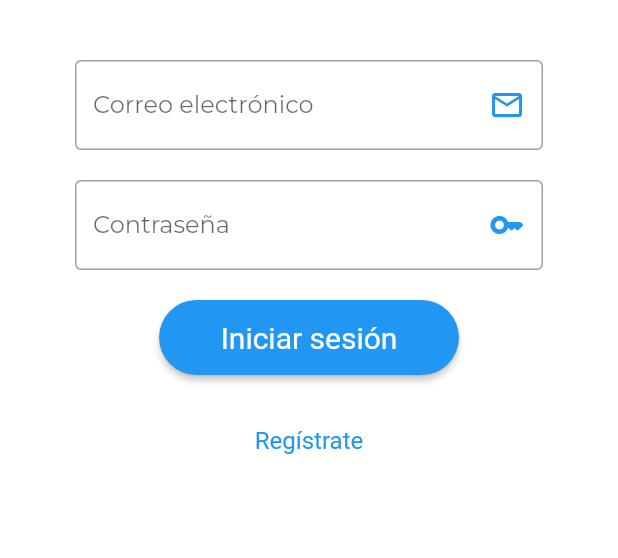
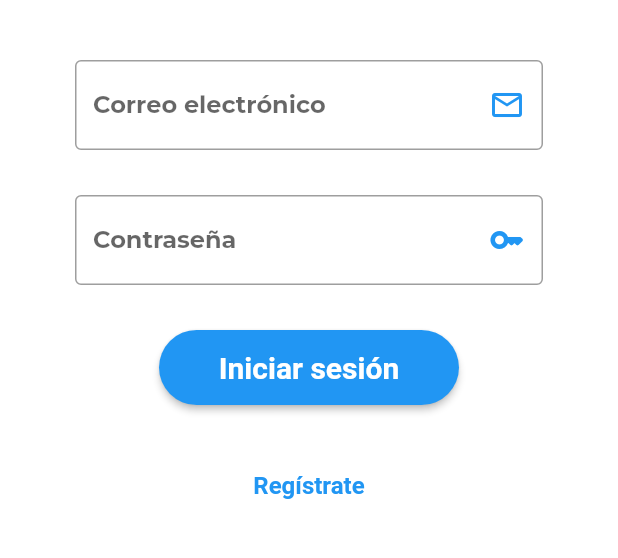
Before and after one commit to MariaFernandaUmbarila/sprint_dos, a Flutter app: the screen it shows after launch, on a phone screen of 412 x 824 dp, the part 435-993 px from its top. Run offline on Flutter 3.47's test engine with Material 2 defaults, Android fonts, the phone set to English and light mode, and no system bars.

Commit message:
Login sin funciones

```diff
--- a/lib/pages/login_page.dart
+++ b/lib/pages/login_page.dart
@@ -31,33 +31,37 @@ class _LoginPageState extends State<LoginPage> {
                 TextFormField(
                   controller: email,
                   keyboardType: TextInputType.emailAddress,
+                  style: const TextStyle(fontWeight: FontWeight.w700),
                   decoration: const InputDecoration(
                       labelText: "Correo electrónico",
                       border: OutlineInputBorder(),
                       suffixIcon: Icon(Icons.email_outlined, color: Colors.blue, size: 24)),
                 ),
-                const SizedBox(height: 20),
+                const SizedBox(height: 30),
                 TextFormField(
                   controller: password,
                   keyboardType: TextInputType.number,
                   obscureText: true,
+                  style: const TextStyle(fontWeight: FontWeight.w700),
                   decoration: const InputDecoration(
                       labelText: "Contraseña",
                       border: OutlineInputBorder(),
                       suffixIcon: Icon(Icons.key_rounded, color: Colors.blue, size: 24)),
                 ),
-                const SizedBox(height: 20),
+                const SizedBox(height: 30),
                 ElevatedButton(
                     style: ElevatedButton.styleFrom(
                         fixedSize: const Size(200, 50),
                         shape: RoundedRectangleBorder(borderRadius: BorderRadius.circular(30)),
-                        textStyle: const TextStyle(fontSize: 20)),
+                        textStyle: const TextStyle(fontSize: 20, fontWeight: FontWeight.w700)),
                     onPressed: () {},
                     child: const Text("Iniciar sesión")
                 ),
-                const SizedBox(height: 20),
+                const SizedBox(height: 30),
                 TextButton(
-                    style: TextButton.styleFrom(textStyle: const TextStyle(fontSize: 16, color: Colors.teal)),
+                    style: TextButton.styleFrom(
+                        textStyle: const TextStyle(fontSize: 16, color: Colors.teal, fontWeight: FontWeight.w700)
+                    ),
                     onPressed: (){
                       Navigator.push(context, MaterialPageRoute(builder: (context) => const RegisterPage()));
                     },
```
